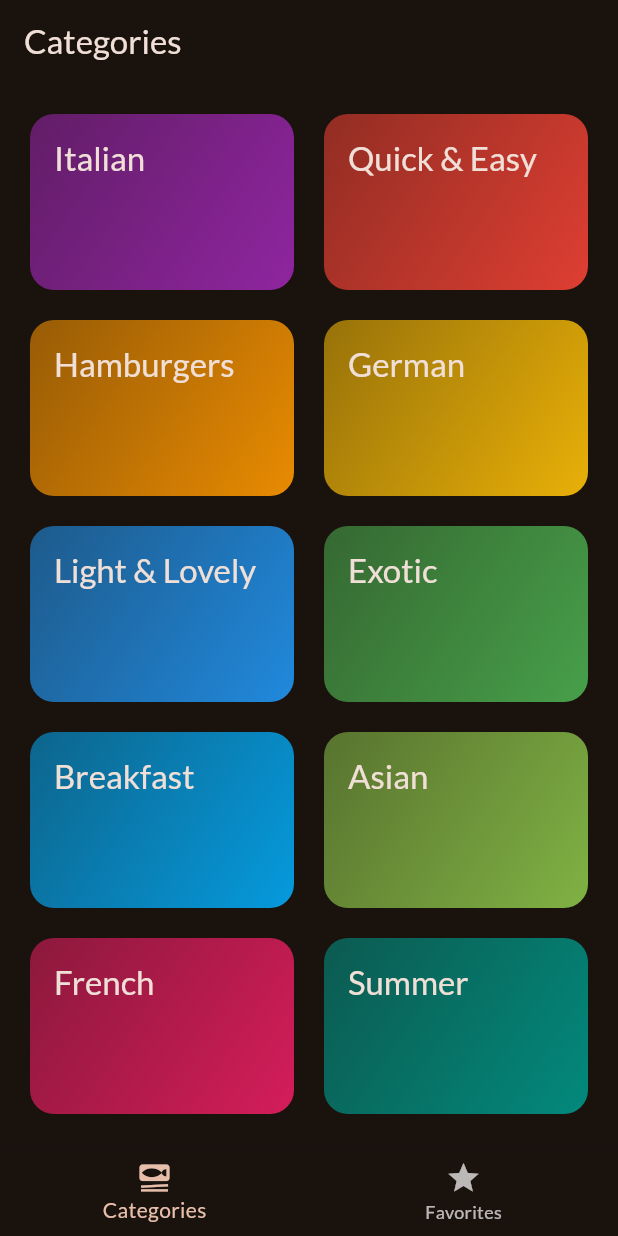
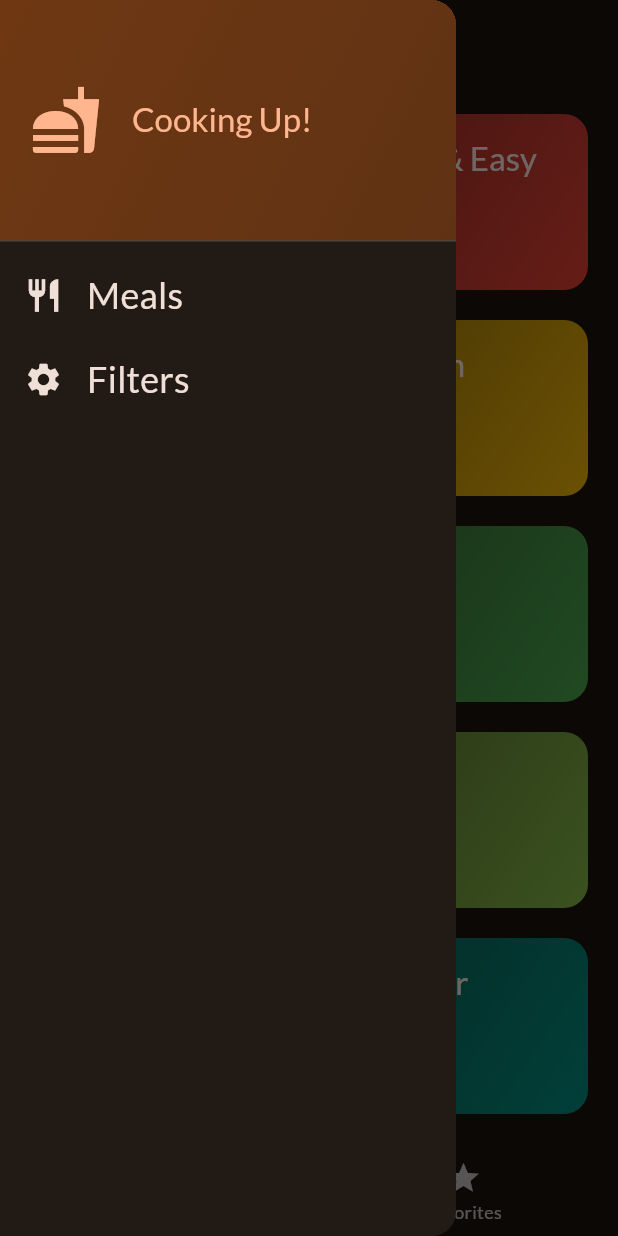
Before and after one commit to aminyous/meals_app, a Flutter app: the screen it shows after launch, with the side drawer open (before the commit the screen has no drawer), on a phone screen of 412 x 824 dp. Run offline on Flutter 3.47's test engine with Material 3 defaults, Android fonts, the phone set to English and light mode, and no system bars; our stand-ins replace google_fonts, transparent_image.

Commit message:
Add a Drawer

```diff
--- a/lib/main.dart
+++ b/lib/main.dart
@@ -1,7 +1,6 @@
 import 'package:flutter/material.dart';
 
 import 'package:google_fonts/google_fonts.dart';
-import 'package:meals_app/screens/categories.dart';
 import 'package:meals_app/screens/tabs.dart';
 
 
--- a/lib/screens/tabs.dart
+++ b/lib/screens/tabs.dart
@@ -2,6 +2,7 @@ import 'package:flutter/material.dart';
 import 'package:meals_app/models/meal.dart';
 import 'package:meals_app/screens/categories.dart';
 import 'package:meals_app/screens/meals.dart';
+import 'package:meals_app/widgets/main_drawer.dart';
 
 class TabsScreen extends StatefulWidget {
   const TabsScreen({super.key});
@@ -47,6 +48,14 @@ class _TabsScreenState extends State<TabsScreen> {
     });
   }
 
+  _setScreen(String identifier){
+    if(identifier == 'filters') {
+      Navigator.of(context).pushNamed('/filters');
+    } else {
+       Navigator.of(context).pop();
+    }
+  }
+
   @override
   Widget build(BuildContext context) {
     Widget activePage = CategoriesScreen(
@@ -64,6 +73,7 @@ class _TabsScreenState extends State<TabsScreen> {
       appBar: AppBar(
         title: Text(activePageTitle),
       ),
+      drawer:  MainDrawer(onSelectScreen: _setScreen,),
       body: activePage,
       bottomNavigationBar: BottomNavigationBar(
         onTap: _selectPage,
--- /dev/null
+++ b/lib/widgets/main_drawer.dart
@@ -0,0 +1,80 @@
+import 'package:flutter/material.dart';
+
+class MainDrawer extends StatelessWidget {
+  const MainDrawer({super.key, required this.onSelectScreen});
+
+  final void Function(String identifier) onSelectScreen;
+
+  @override
+  Widget build(BuildContext context) {
+    return Drawer(
+      child: Column(
+        children: [
+          DrawerHeader(
+            padding: const EdgeInsets.all(20),
+            decoration: BoxDecoration(
+              gradient: LinearGradient(
+                colors: [
+                  Theme.of(context).colorScheme.primaryContainer,
+                  Theme.of(context)
+                      .colorScheme
+                      .primaryContainer
+                      .withOpacity(0.8),
+                ],
+                begin: Alignment.topLeft,
+                end: Alignment.bottomRight,
+              ),
+            ),
+            child: Row(
+              children: [
+                Icon(
+                  Icons.fastfood,
+                  size: 48,
+                  color: Theme.of(context).colorScheme.primary,
+                ),
+                const SizedBox(width: 20),
+                Text(
+                  'Cooking Up!',
+                  style: Theme.of(context)
+                      .textTheme
+                      .titleLarge!
+                      .copyWith(color: Theme.of(context).colorScheme.primary),
+                ),
+              ],
+            ),
+          ),
+          ListTile(
+            leading: Icon(
+              Icons.restaurant,
+              size: 26,
+              color: Theme.of(context).colorScheme.onSurface,
+            ),
+            title: Text(
+              'Meals',
+              style: Theme.of(context).textTheme.titleMedium!.copyWith(
+                    color: Theme.of(context).colorScheme.onSurface,
+                    fontSize: 24,
+                  ),
+            ),
+            onTap: () {onSelectScreen('meals');},
+          ),
+          ListTile(
+            leading: Icon(
+              Icons.settings,
+              size: 26,
+              color: Theme.of(context).colorScheme.onSurface,
+            ),
+            title: Text(
+              'Filters',
+              style: Theme.of(context).textTheme.titleMedium!.copyWith(
+                    color: Theme.of(context).colorScheme.onSurface,
+                    fontSize: 24,
+                  ),
+            ),
+            onTap: () {onSelectScreen('filters');},
+          ),
+        ],
+      ),
+    );
+  }
+}
```
